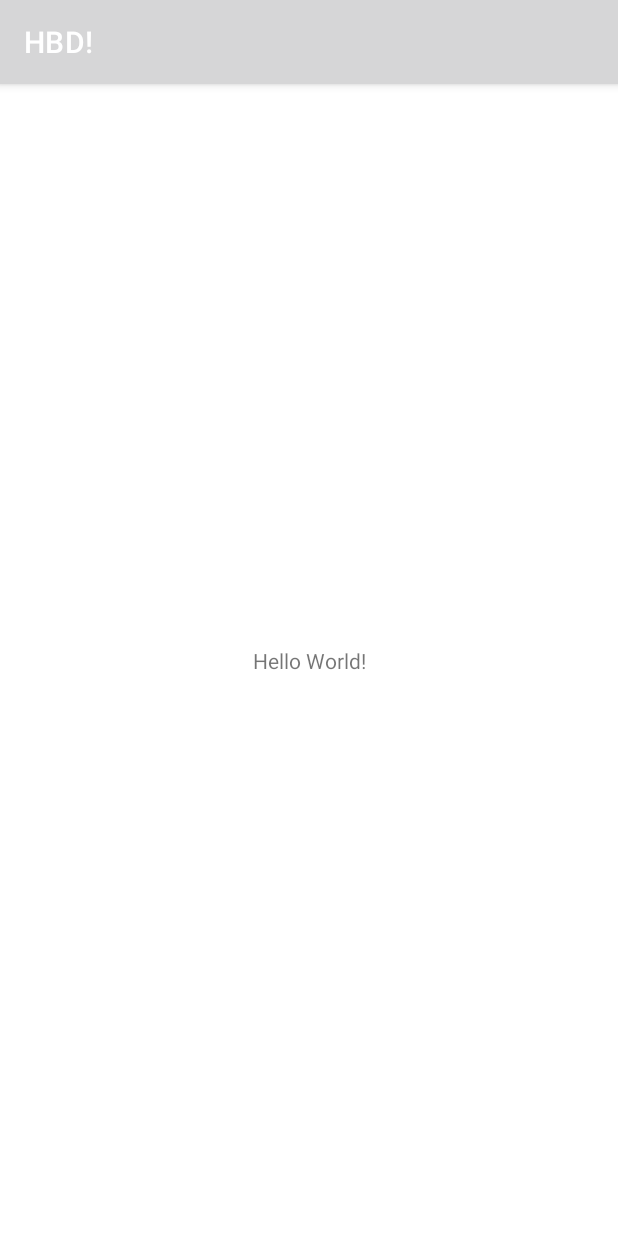
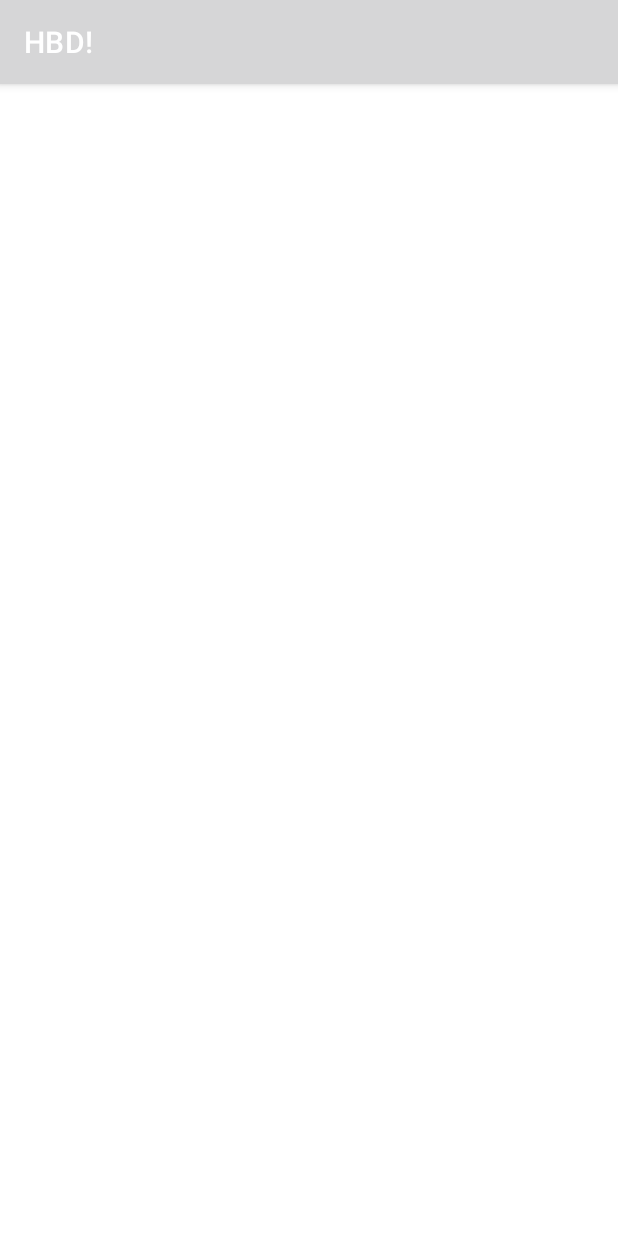
Before and after one commit to ProgrammerYes25/HappyBirthDay, an Android app: the screen it shows after launch (MainActivity), on a phone screen of 412 x 824 dp. Run offline under Robolectric (Android 15) with nearby library versions, the phone set to English and light mode, and no system bars.

Commit message:
테스트커밋!!

```diff
--- a/app/src/main/java/no2114_2127/project/myapplication/MainActivity.java
+++ b/app/src/main/java/no2114_2127/project/myapplication/MainActivity.java
@@ -11,5 +11,6 @@
         super.onCreate(savedInstanceState);
         setContentView(R.layout.activity_main);
         //Y-초기커밋~~~!!
+        //C-테스트커밋!!
     }
 }
--- a/app/src/main/res/layout/activity_main.xml
+++ b/app/src/main/res/layout/activity_main.xml
@@ -1,18 +1,11 @@
 <?xml version="1.0" encoding="utf-8"?>
-<androidx.constraintlayout.widget.ConstraintLayout xmlns:android="http://schemas.android.com/apk/res/android"
+<LinearLayout
+    xmlns:android="http://schemas.android.com/apk/res/android"
     xmlns:app="http://schemas.android.com/apk/res-auto"
     xmlns:tools="http://schemas.android.com/tools"
     android:layout_width="match_parent"
     android:layout_height="match_parent"
     tools:context=".MainActivity">
 
-    <TextView
-        android:layout_width="wrap_content"
-        android:layout_height="wrap_content"
-        android:text="Hello World!"
-        app:layout_constraintBottom_toBottomOf="parent"
-        app:layout_constraintLeft_toLeftOf="parent"
-        app:layout_constraintRight_toRightOf="parent"
-        app:layout_constraintTop_toTopOf="parent" />
 
-</androidx.constraintlayout.widget.ConstraintLayout>
+</LinearLayout>
```
